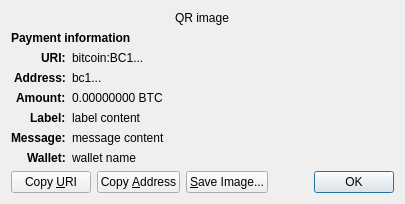
FeatherCoin/Feathercoin, file src/qt/forms/receiverequestdialog.ui: the form before one commit.
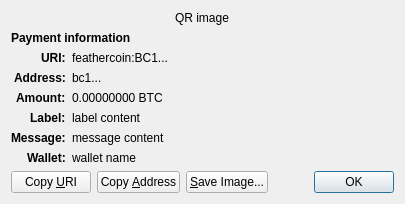
The form after the commit. Custom widgets are drawn as their Qt base class.

Commit message: ui,rpc: rename Bitcoin user-facing strings to Feathercoin

Patch:
```diff
--- a/src/qt/forms/receiverequestdialog.ui
+++ b/src/qt/forms/receiverequestdialog.ui
@@ -65,7 +65,7 @@
    <item row="2" column="1" alignment="Qt::AlignTop">
     <widget class="QLabel" name="uri_content">
      <property name="text">
-      <string notr="true">bitcoin:BC1...</string>
+      <string notr="true">feathercoin:BC1...</string>
      </property>
      <property name="textFormat">
       <enum>Qt::RichText</enum>
```
The commit also changes 41 other files.
